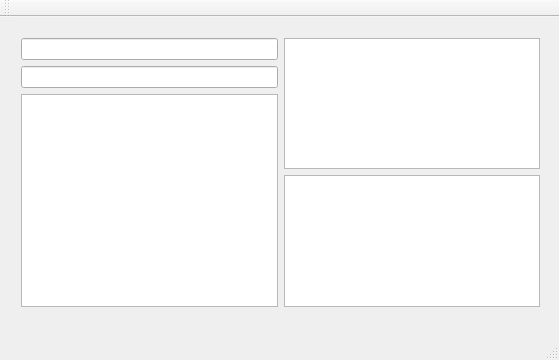
bzyx/MuzeumGUI, file mainwindow.ui: the form before one commit.
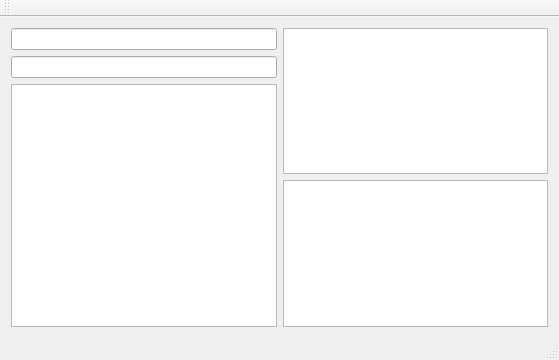
The form after the commit.

Commit message: I have auto expanding layout and EPrzedmiotUzytkowy is ready. I can do sicince me ;)

The edit to the form file:
```diff
--- a/mainwindow.ui
+++ b/mainwindow.ui
@@ -14,17 +14,19 @@
    <string>MainWindow</string>
   </property>
   <widget class="QWidget" name="centralWidget">
-   <widget class="QWidget" name="">
-    <property name="geometry">
-     <rect>
-      <x>10</x>
-      <y>10</y>
-      <width>541</width>
-      <height>291</height>
-     </rect>
-    </property>
-    <layout class="QHBoxLayout" name="horizontalLayout">
-     <item>
+   <property name="sizePolicy">
+    <sizepolicy hsizetype="Maximum" vsizetype="Maximum">
+     <horstretch>0</horstretch>
+     <verstretch>0</verstretch>
+    </sizepolicy>
+   </property>
+   <layout class="QGridLayout" name="gridLayout_3">
+    <item row="0" column="0">
+     <layout class="QGridLayout" name="gridLayout">
+      <property name="sizeConstraint">
+       <enum>QLayout::SetMaximumSize</enum>
+      </property>
+      <item row="0" column="0">
       <layout class="QVBoxLayout" name="verticalLayout_2">
        <item>
         <widget class="QLineEdit" name="lineEdit"/>
@@ -37,18 +39,19 @@
        </item>
       </layout>
      </item>
-     <item>
-      <layout class="QVBoxLayout" name="verticalLayout">
-       <item>
+      <item row="0" column="1">
+       <layout class="QGridLayout" name="gridLayout_2">
+        <item row="0" column="0">
         <widget class="QListWidget" name="listWidget"/>
        </item>
-       <item>
+        <item row="1" column="0">
         <widget class="QTextEdit" name="textEdit"/>
        </item>
       </layout>
      </item>
     </layout>
-   </widget>
+    </item>
+   </layout>
   </widget>
   <widget class="QMenuBar" name="menuBar">
    <property name="geometry">
```
Lines whose indentation alone changed are shown as unchanged. The commit also changes 3 other files.
